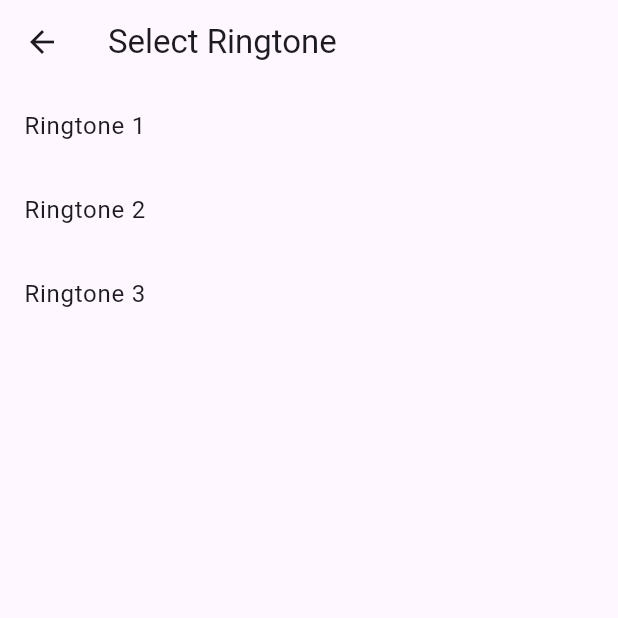
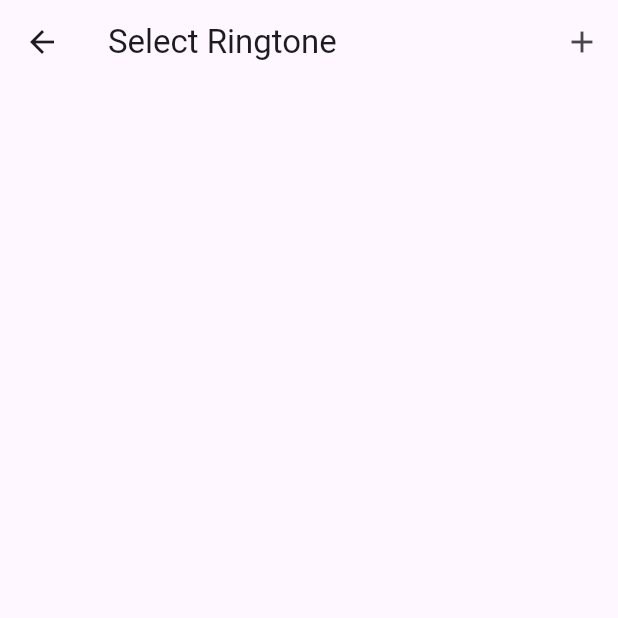
Before and after one commit to Amazingkivas/vision-alarm, a Flutter app: the SelectRingtoneScreen screen opened directly, on a phone screen of 412 x 824 dp, the top half of it. Run offline on Flutter 3.47's test engine with Material 3 defaults, Android fonts, the phone set to English and light mode, and no system bars; our stand-ins replace audioplayers, camera, file_picker, flutter_local_notifications, timezone; missing offline and left inert: tflite.

Commit message:
try to fix ringtone on android

```diff
--- a/vision_alarm/lib/main.dart
+++ b/vision_alarm/lib/main.dart
@@ -1,11 +1,15 @@
 import 'package:flutter/material.dart';
 import 'screens/alarm_list_screen.dart';
+import 'services/alarm_service.dart';
 
 void main() {
+  WidgetsFlutterBinding.ensureInitialized();
   runApp(MyApp());
 }
 
 class MyApp extends StatelessWidget {
+  final AlarmService alarmService = AlarmService();
+
   @override
   Widget build(BuildContext context) {
     return MaterialApp(
@@ -13,7 +17,7 @@ class MyApp extends StatelessWidget {
       theme: ThemeData(
         primarySwatch: Colors.blue,
       ),
-      home: AlarmListScreen(),
+      home: AlarmListScreen(alarmService: alarmService),
     );
   }
 }
--- a/vision_alarm/lib/models/alarm.dart
+++ b/vision_alarm/lib/models/alarm.dart
@@ -2,8 +2,12 @@ import 'package:flutter/material.dart';
 
 class Alarm {
   TimeOfDay time;
-  String ringtone;
+  String ringtone;  // Поле для хранения рингтона
   String symbol;
 
-  Alarm({required this.time, required this.ringtone, required this.symbol});
+  Alarm({
+    required this.time,
+    required this.ringtone,
+    required this.symbol,
+  });
 }
--- a/vision_alarm/lib/screens/add_edit_alarm_screen.dart
+++ b/vision_alarm/lib/screens/add_edit_alarm_screen.dart
@@ -14,7 +14,7 @@ class AddEditAlarmScreen extends StatefulWidget {
 
 class _AddEditAlarmScreenState extends State<AddEditAlarmScreen> {
   TimeOfDay _selectedTime = TimeOfDay.now();
-  String _selectedRingtone = 'Default';
+  String _selectedRingtone = '';  // Начальное значение пустое
   String _selectedSymbol = 'α';
 
   @override
@@ -55,7 +55,7 @@ class _AddEditAlarmScreenState extends State<AddEditAlarmScreen> {
             ),
             ListTile(
               title: Text('Ringtone'),
-              subtitle: Text(_selectedRingtone),
+              subtitle: Text(_selectedRingtone.isNotEmpty ? _selectedRingtone.split('/').last : 'Default'),
               trailing: Icon(Icons.arrow_forward_ios),
               onTap: () async {
                 final String? picked = await Navigator.push(
--- a/vision_alarm/lib/screens/select_ringtone_screen.dart
+++ b/vision_alarm/lib/screens/select_ringtone_screen.dart
@@ -1,21 +1,42 @@
 import 'package:flutter/material.dart';
+import 'package:file_picker/file_picker.dart';
 
-class SelectRingtoneScreen extends StatelessWidget {
-  final List<String> ringtones = [
-    'Ringtone 1', 'Ringtone 2', 'Ringtone 3'
-  ];
+class SelectRingtoneScreen extends StatefulWidget {
+  @override
+  _SelectRingtoneScreenState createState() => _SelectRingtoneScreenState();
+}
+
+class _SelectRingtoneScreenState extends State<SelectRingtoneScreen> {
+  List<String> ringtones = [];
+
+  void _pickRingtone() async {
+    FilePickerResult? result = await FilePicker.platform.pickFiles(
+      type: FileType.audio,
+    );
+    if (result != null) {
+      setState(() {
+        ringtones.add(result.files.single.path!);
+      });
+    }
+  }
 
   @override
   Widget build(BuildContext context) {
     return Scaffold(
       appBar: AppBar(
         title: Text('Select Ringtone'),
+        actions: [
+          IconButton(
+            icon: Icon(Icons.add),
+            onPressed: _pickRingtone,
+          ),
+        ],
       ),
       body: ListView.builder(
         itemCount: ringtones.length,
         itemBuilder: (context, index) {
           return ListTile(
-            title: Text(ringtones[index]),
+            title: Text(ringtones[index].split('/').last),
             onTap: () {
               Navigator.pop(context, ringtones[index]);
             },
--- a/vision_alarm/pubspec.yaml
+++ b/vision_alarm/pubspec.yaml
@@ -12,6 +12,10 @@ dependencies:
     sdk: flutter
   camera: ^0.9.4+5
   tflite: ^1.1.2
+  file_picker: ^4.0.0
+  flutter_local_notifications: ^9.0.0
+  timezone: ^0.8.0
+  audioplayers: ^6.0.0
 
 dev_dependencies:
   flutter_test:
```
Also changed, not shown: vision_alarm/lib/screens/alarm_list_screen.dart (+10 -8 lines), vision_alarm/lib/services/alarm_service.dart (+65 -0 lines), 3 other files.
